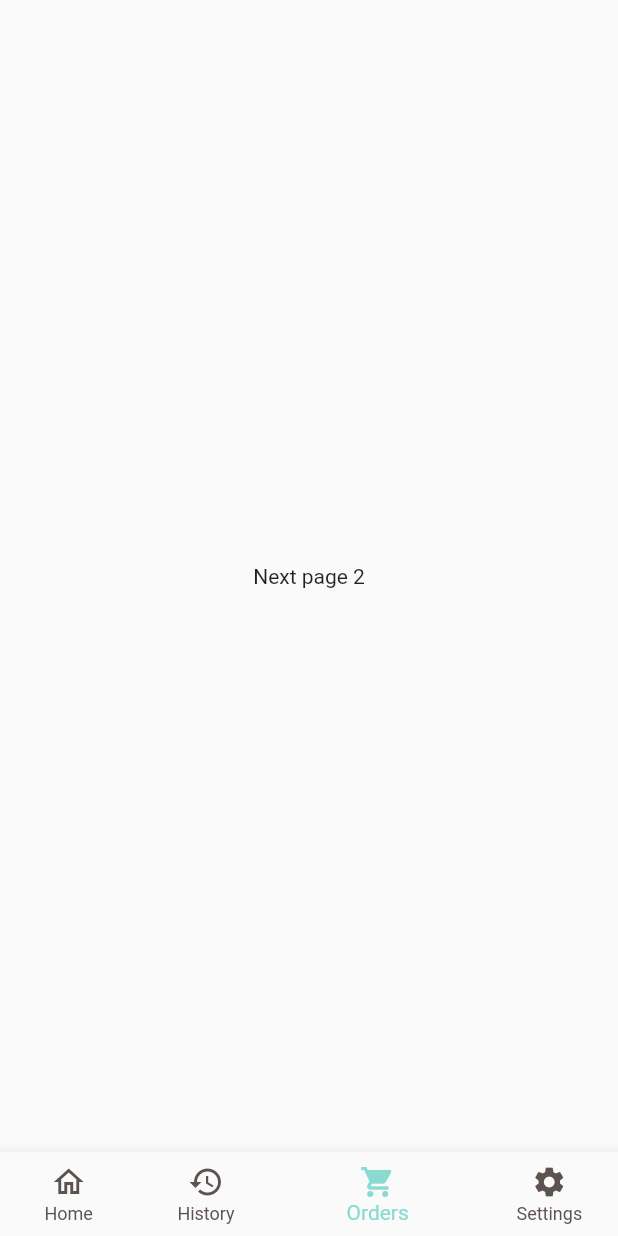
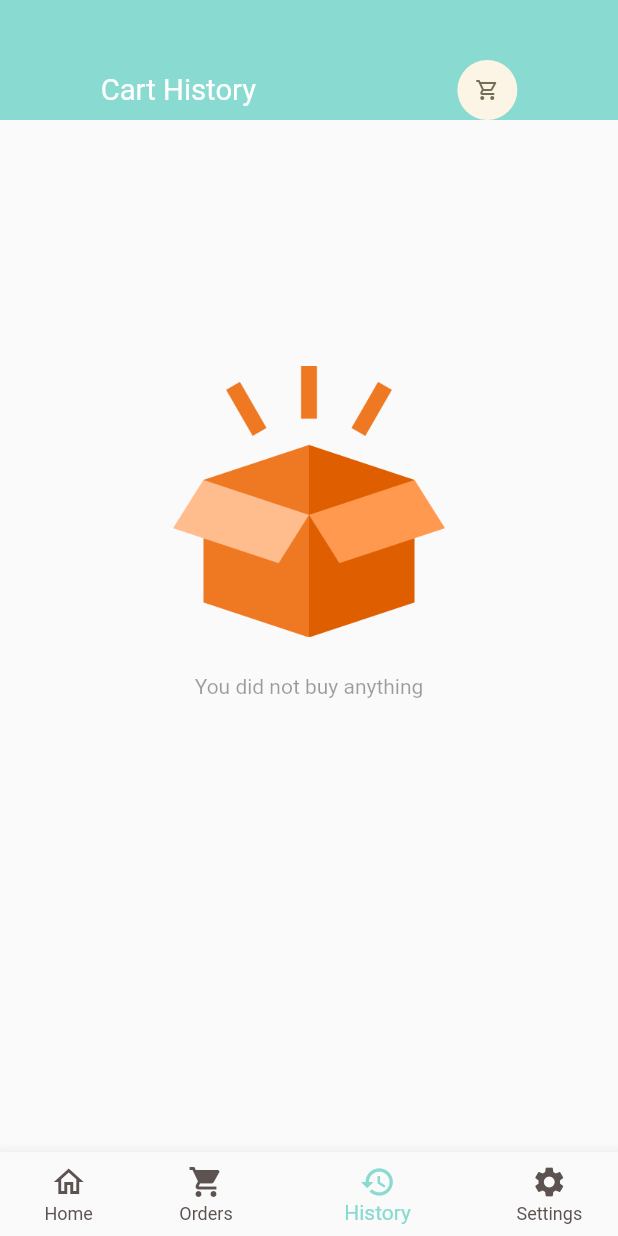
Before and after one commit to lancelot-koh/box, a Flutter app: the screen it shows after launch, item 3 of the bottom bar chosen, on a phone screen of 412 x 824 dp. Run offline on Flutter 3.47's test engine with Material 2 defaults, Android fonts, the phone set to English and light mode, and no system bars; our stand-ins replace dots_indicator, get, shared_preferences; network calls fail.

Commit message:
add spalsh

```diff
--- /dev/null
+++ b/lib/base/no_data_page.dart
@@ -0,0 +1,36 @@
+import 'package:flutter/material.dart';
+
+class NoDataPage extends StatelessWidget {
+  final String text;
+  final String imgPath;
+  const NoDataPage(
+      {Key? key,
+        required this.text,
+        this.imgPath = 'assets/image/empty_cart.png'})
+      : super(key: key);
+
+  @override
+  Widget build(BuildContext context) {
+    return Column(
+      mainAxisAlignment: MainAxisAlignment.center,
+      crossAxisAlignment: CrossAxisAlignment.stretch,
+      children: [
+        Image.asset(
+          imgPath,
+          height: MediaQuery.of(context).size.height * 0.22,
+          width: MediaQuery.of(context).size.width * 0.22,
+        ),
+        SizedBox(
+          height: MediaQuery.of(context).size.height * 0.03,
+        ),
+        Text(
+          text,
+          style: TextStyle(
+            color: Theme.of(context).disabledColor,
+          ),
+          textAlign: TextAlign.center,
+        ),
+      ],
+    );
+  }
+}
--- a/lib/main.dart
+++ b/lib/main.dart
@@ -5,6 +5,7 @@ import 'package:box/pages/home/main_food_page.dart';
 import 'package:box/router/router_helper.dart';
 import 'package:flutter/material.dart';
 import 'package:get/get.dart';
+import 'controllers/cart_controller.dart';
 import 'helper/Dependency.dart' as dep;
 
 Future<void> main() async {
@@ -19,8 +20,10 @@ class MyApp extends StatelessWidget {
   // This widget is the root of your application.
   @override
   Widget build(BuildContext context) {
-    Get.find<PopularProductController>().getPopularProductList();
-    Get.find<RecommendedProductController>().getRecommendedProductList();
+    Get.find<CartController>().getCardData();
+    return GetBuilder<PopularProductController>(builder: (_) {
+      return GetBuilder<RecommendedProductController>(builder: (_)
+      {
         return GetMaterialApp(
           debugShowCheckedModeBanner: false,
           title: 'Flutter Demo',
@@ -28,8 +31,11 @@ class MyApp extends StatelessWidget {
             primarySwatch: Colors.blue,
           ),
           // home: MainFoodPage(),
-      initialRoute: RouterHelper.getInitial(),
+          initialRoute: RouterHelper.getSplashPage(),
           getPages: RouterHelper.routes,
         );
+      });
+    });
+
   }
 }
--- /dev/null
+++ b/lib/pages/cart/cart_history.dart
@@ -0,0 +1,139 @@
+
+
+
+import 'package:box/controllers/cart_controller.dart';
+import 'package:flutter/cupertino.dart';
+import 'package:flutter/material.dart';
+import 'package:get/get.dart';
+import 'package:intl/intl.dart';
+
+import '../../base/no_data_page.dart';
+import '../../utils/colors.dart';
+import '../../utils/dimensions.dart';
+import '../../widgets/big_text.dart';
+import '../food/app_icon.dart';
+
+class CartHistory extends StatelessWidget {
+  const CartHistory({Key? key}) : super(key: key);
+
+  @override
+  Widget build(BuildContext context) {
+    Map<String, int> cartItemsPerOrder = {};
+    var getCartHistoryList =
+    Get.find<CartController>().getCartHistoryList().reversed.toList();
+
+    for (var i = 0; i < getCartHistoryList.length; i++) {
+      if (cartItemsPerOrder.containsKey(getCartHistoryList[i].time)) {
+        cartItemsPerOrder.update(
+            getCartHistoryList[i].time.toString(), (value) => ++value);
+      } else {
+        cartItemsPerOrder.putIfAbsent(
+            getCartHistoryList[i].time.toString(), () => 1);
+      }
+    }
+
+    List<int> cartItemsPerOrderToList() {
+      return cartItemsPerOrder.entries.map((e) => e.value).toList();
+    }
+
+    List<String> cartOrderTimeToList() {
+      return cartItemsPerOrder.entries.map((e) => e.key).toList();
+    }
+
+    List<int> itemsPerOrder = cartItemsPerOrderToList();
+    var listCounter = 0;
+    Widget timeWidget(int index) {
+      var outputDate = DateTime.now().toString();
+      if (index < getCartHistoryList.length) {
+        DateTime parsedDate = DateFormat('yyyy-MM-dd HH:mm:ss')
+            .parse(getCartHistoryList[listCounter].time!);
+        var inputDate = DateTime.parse(parsedDate.toString());
+        var outputFormat = DateFormat('MMM/dd/yyyy hh:mm a');
+        outputDate = outputFormat.format(inputDate);
+      }
+      return BigText(text: outputDate);
+    }
+    return Scaffold(
+      body: Column(
+        children: [
+          Container(
+            color: AppColors.mainColor,
+            width: double.maxFinite,
+            padding: const EdgeInsets.only(top: 40),
+            child: Row(
+              mainAxisAlignment: MainAxisAlignment.spaceAround,
+              children: [
+                BigText(
+                  text: 'Cart History',
+                  color: Colors.white,
+                ),
+                AppIcon(icon: Icons.shopping_cart_outlined),
+              ],
+            ),
+          ),
+
+        GetBuilder<CartController>(builder: (_cartController){
+          return _cartController.getCartHistoryList().length > 0
+              ? Expanded(child: Container(
+              margin: EdgeInsets.all(Dimensions.width20),
+              child: MediaQuery.removePadding(
+                removeTop: true,
+                context: context,
+                child: Container(
+                  decoration: BoxDecoration(
+                    color: Colors.amberAccent
+                  ),
+                  child: ListView(
+                    children: [
+                      for (int i = 0; i < itemsPerOrder.length; i++)
+                        Container(
+                          child: Column(
+                            crossAxisAlignment: CrossAxisAlignment.start,
+                            children: [
+                              Row(
+                                mainAxisAlignment:MainAxisAlignment.spaceBetween,
+                                children: [
+                                  Container(
+                                    margin: const EdgeInsets.only(
+                                      top: 10,
+                                      right: 5,
+                                      bottom: 10,
+                                    ),
+                                    height: 80,
+                                    width: 80,
+                                    decoration: BoxDecoration(
+                                      image: DecorationImage(
+                                        fit: BoxFit.cover,
+                                        image: NetworkImage(
+                                          getCartHistoryList[0].thumbnail!
+                                        )
+                                      )
+                                    ),
+                                  )
+                                ],
+                              ),
+                            ],
+                          ) ,
+                        ),
+                    ],
+                  )
+                ),
+              )
+
+          )): SizedBox(
+            height: MediaQuery.of(context).size.height / 1.5,
+            child: const Center(
+              child: NoDataPage(
+                text: 'You did not buy anything',
+                imgPath: 'assets/image/empty_box.png',
+              ),
+            ),
+          );
+
+        }),
+
+    ],
+      ),
+    );
+  }
+}
--- a/lib/pages/cart/cart_page.dart
+++ b/lib/pages/cart/cart_page.dart
@@ -199,10 +199,14 @@ class CartPage extends StatelessWidget {
                   ],
                 ),
               ),
-              Container(
+              GestureDetector(
+                onTap: () {
+                  cartController.addToHistory();
+                },
+                child: Container(
                   padding: EdgeInsets.only(left: Dimensions.width20, right: Dimensions.width20, top: Dimensions.height20, bottom: Dimensions.height20),
                   child: GestureDetector(
-                  child: BigText(text: "\$  | Add to cart", color: Colors.white,),
+                    child: BigText(text: "Checkout", color: Colors.white,),
                     onTap: () {
                       // popularProduct.addItem(product, );
                     },
@@ -210,6 +214,7 @@ class CartPage extends StatelessWidget {
                   decoration: BoxDecoration(
                     borderRadius: BorderRadius.circular(Dimensions.radius20),
                     color: AppColors.mainColor,
+                  ),
                 ),
               )
             ],
--- a/lib/pages/home/home_page.dart
+++ b/lib/pages/home/home_page.dart
@@ -1,4 +1,5 @@
 
+import 'package:box/pages/cart/cart_history.dart';
 import 'package:box/pages/home/main_food_page.dart';
 import 'package:flutter/cupertino.dart';
 import 'package:flutter/material.dart';
@@ -17,7 +18,7 @@ class _HomePageState extends State<HomePage> {
   List pages = [
     MainFoodPage(),
     Container(child:  Center(child: Text("Next page"),),),
-    Container(child:  Center(child: Text("Next page 2"),),),
+    CartHistory(),
     Container(child:  Center(child: Text("Next page 3"),),),
   ];
 
@@ -44,13 +45,14 @@ class _HomePageState extends State<HomePage> {
               label: "Home",
           ),
           BottomNavigationBarItem(
+            icon: Icon(Icons.shopping_cart,),
+            label: "Orders",
+          ),
+          BottomNavigationBarItem(
             icon: Icon(Icons.history,),
             label: "History",
           ),
-          BottomNavigationBarItem(
-            icon: Icon(Icons.shopping_cart,),
-            label: "Orders",
-          ),
+
           BottomNavigationBarItem(
             icon: Icon(Icons.settings,),
             label: "Settings",
--- a/lib/pages/splash/splash_page.dart
+++ b/lib/pages/splash/splash_page.dart
@@ -1,6 +1,14 @@
 
+import 'dart:async';
 
+import 'package:box/router/router_helper.dart';
+import 'package:box/widgets/big_text.dart';
+import 'package:get/get.dart';
 import 'package:flutter/cupertino.dart';
+import 'package:flutter/material.dart';
+
+import '../../controllers/popular_product_controller.dart';
+import '../../controllers/recommended_product_controller.dart';
 
 class SplashScreen extends StatefulWidget {
   const SplashScreen({Key? key}) : super(key: key);
@@ -10,8 +18,33 @@ class SplashScreen extends StatefulWidget {
 }
 
 class _SplashScreenState extends State<SplashScreen> {
+
+  Future<void> _loadResource() async {
+    await Get.find<PopularProductController>().getPopularProductList();
+    await Get.find<RecommendedProductController>().getRecommendedProductList();
+  }
+  @override
+  void initState(){
+    super.initState();
+    _loadResource();
+
+    Timer(
+      Duration(seconds: 3),
+        () => {
+          Get.offNamed(RouterHelper.getInitial())
+        }
+    );
+  }
+
   @override
   Widget build(BuildContext context) {
-    return Container();
+    return Container(
+      width: double.maxFinite,
+      height: double.maxFinite,
+      decoration: BoxDecoration(
+        color: Colors.white,
+      ),
+      child: Center(child: BigText(text: "Loading...")),
+    );
   }
 }
--- a/lib/router/router_helper.dart
+++ b/lib/router/router_helper.dart
@@ -2,7 +2,7 @@ import 'package:box/pages/cart/cart_page.dart';
 import 'package:box/pages/food/popular_food_detail.dart';
 import 'package:box/pages/food/recommended_food_detail.dart';
 import 'package:box/pages/home/home_page.dart';
-import 'package:box/pages/home/main_food_page.dart';
+import 'package:box/pages/splash/splash_page.dart';
 import 'package:get/get.dart';
 
 class RouterHelper {
@@ -10,15 +10,19 @@ class RouterHelper {
   static const String popularProduct = "/popular-product";
   static const String recommendedProduct = "/recommend-product";
   static const String cartPage = "/cart-page";
+  static const String splashPage = "/splash-page";
 
 
   static String getInitial() => '$initial';
   static String getPopularProduct(int productId) => '$popularProduct?productId=$productId';
   static String getRecommendedProduct(int productId) => '$recommendedProduct?productId=$productId';
   static String getCartPage() => '$cartPage';
+  static String getSplashPage() => '$splashPage';
 
 
   static List<GetPage> routes = [
+    GetPage(name: splashPage, page: ()=> SplashScreen()),
+
     GetPage(name: initial, page: ()=> HomePage()),
     GetPage(name: popularProduct, page: () {
         var productId = Get.parameters["productId"];
```
Lines whose indentation alone changed are shown as unchanged.
